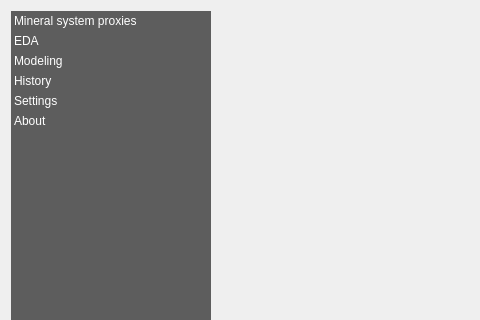
Before: the Qt Designer form eis_qgis_plugin/resources/ui/wizard.ui in GispoCoding/eis_qgis_plugin, drawn with Qt 5; both pictures show x 0 to 480 and y 0 to 320 of the 928 by 854 pixel window.
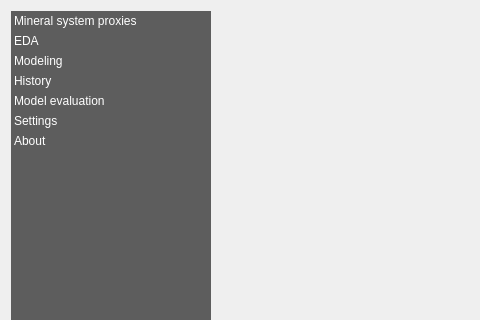
After: the same form once the commit is applied.

Commit message: Added model evaluation page, that is a copy of EDA page.

```diff
--- a/eis_qgis_plugin/resources/ui/wizard.ui
+++ b/eis_qgis_plugin/resources/ui/wizard.ui
@@ -99,6 +99,11 @@
        <string>History</string>
       </property>
      </item>
+      <item>
+      <property name="text">
+       <string>Model evaluation</string>
+      </property>
+     </item>
      <item>
       <property name="text">
        <string>Settings</string>
```
The commit also changes 5 other files.
